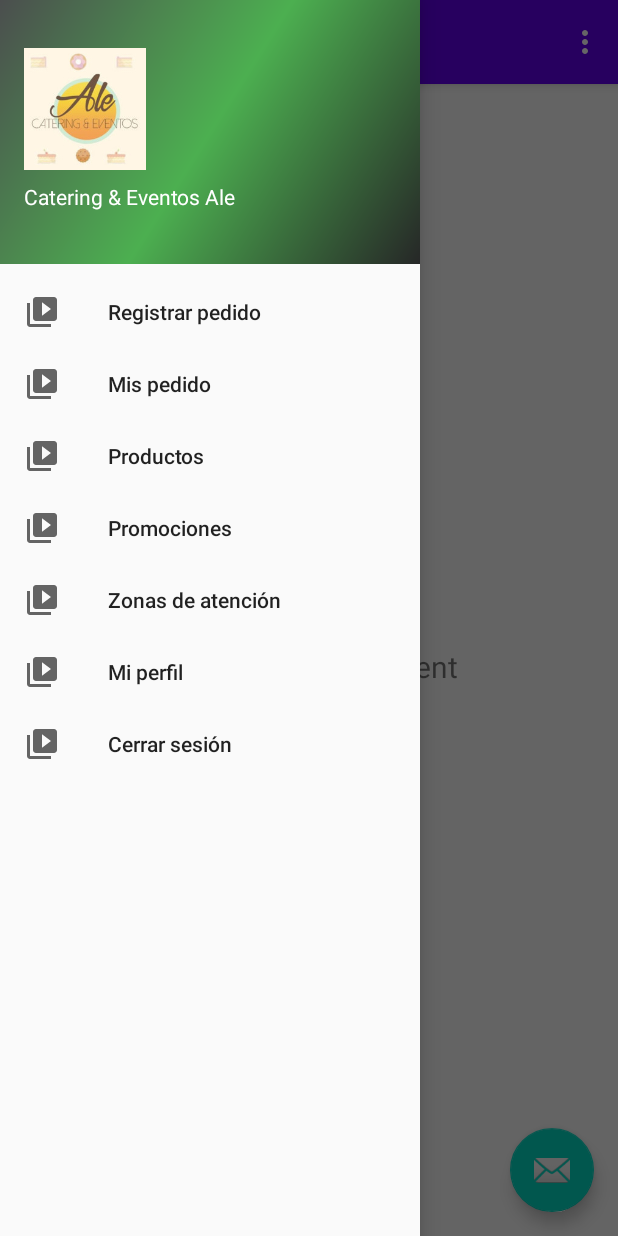
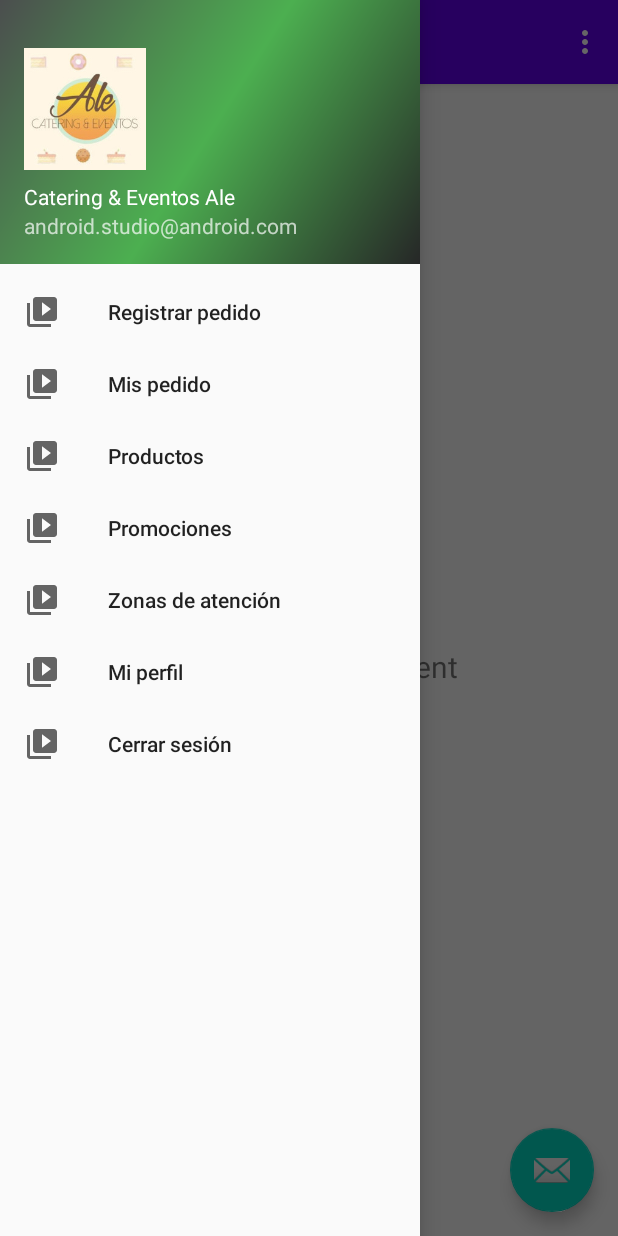
Before and after one commit to ManuelAngeles6359/CateringAleApp, an Android app: the screen it shows after launch (MainActivity), with the side drawer open, on a phone screen of 412 x 824 dp. Run offline under Robolectric (Android 15) with nearby library versions, the phone set to English and light mode, and no system bars; our stand-ins replace navigation-ui.

Commit message:
Actualización de subtitulo

```diff
--- a/app/src/main/res/layout/nav_header_main.xml
+++ b/app/src/main/res/layout/nav_header_main.xml
@@ -31,6 +31,6 @@
         android:id="@+id/textView"
         android:layout_width="wrap_content"
         android:layout_height="wrap_content"
-        android:text="" />
+        android:text="@string/nav_header_subtitle" />
 
 </LinearLayout>
```
